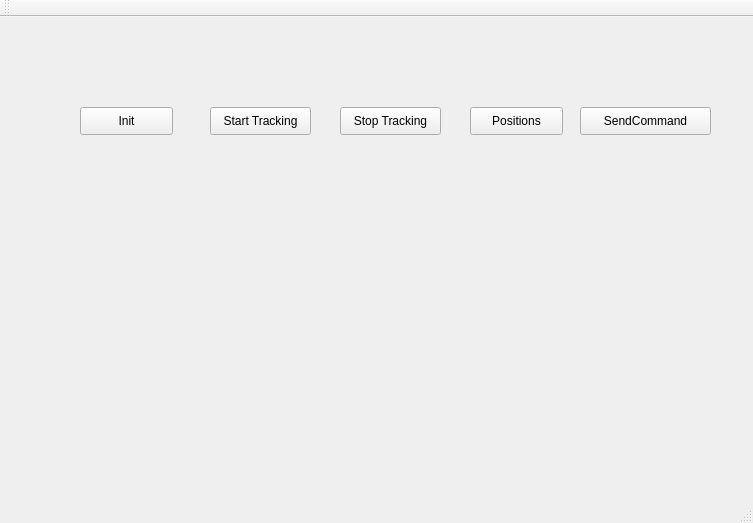
Qt form TestApp.ui (transbite/TestLibsTracking) before a commit.
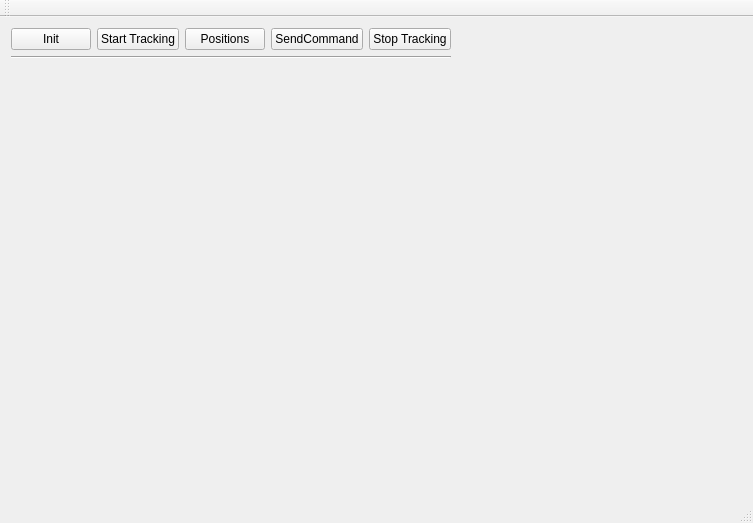
The same form after that commit.

Commit message: UI -> Align buttons; ControlTracking - Init: detect NDI devices

Patch:
```diff
--- a/TestApp.ui
+++ b/TestApp.ui
@@ -14,71 +14,70 @@
    <string>TestApp</string>
   </property>
   <widget class="QWidget" name="centralWidget">
-   <widget class="QPushButton" name="initBut">
-    <property name="geometry">
-     <rect>
-      <x>80</x>
-      <y>90</y>
-      <width>93</width>
-      <height>28</height>
-     </rect>
-    </property>
+   <layout class="QFormLayout" name="formLayout">
+    <item row="0" column="0">
+     <layout class="QHBoxLayout" name="horizontalLayout_4">
+      <item>
+       <layout class="QHBoxLayout" name="horizontalLayout_3">
+        <item>
+         <layout class="QVBoxLayout" name="verticalLayout">
+          <item>
+           <layout class="QHBoxLayout" name="horizontalLayout_2">
+            <item>
+             <layout class="QHBoxLayout" name="horizontalLayout">
+              <item>
+               <widget class="QPushButton" name="initButton">
     <property name="text">
      <string>Init</string>
     </property>
    </widget>
-   <widget class="QPushButton" name="startBut">
-    <property name="geometry">
-     <rect>
-      <x>210</x>
-      <y>90</y>
-      <width>101</width>
-      <height>28</height>
-     </rect>
-    </property>
+              </item>
+              <item>
+               <widget class="QPushButton" name="startButton">
     <property name="text">
      <string>Start Tracking</string>
     </property>
    </widget>
-   <widget class="QPushButton" name="stopBut">
-    <property name="geometry">
-     <rect>
-      <x>340</x>
-      <y>90</y>
-      <width>101</width>
-      <height>28</height>
-     </rect>
-    </property>
-    <property name="text">
-     <string>Stop Tracking</string>
-    </property>
-   </widget>
-   <widget class="QPushButton" name="positionBut">
-    <property name="geometry">
-     <rect>
-      <x>470</x>
-      <y>90</y>
-      <width>93</width>
-      <height>28</height>
-     </rect>
-    </property>
+              </item>
+              <item>
+               <widget class="QPushButton" name="positionsButton">
     <property name="text">
      <string>Positions</string>
     </property>
    </widget>
-   <widget class="QPushButton" name="sendCmdBut">
-    <property name="geometry">
-     <rect>
-      <x>580</x>
-      <y>90</y>
-      <width>131</width>
-      <height>28</height>
-     </rect>
-    </property>
+              </item>
+              <item>
+               <widget class="QPushButton" name="sendCmdButton">
     <property name="text">
      <string>SendCommand</string>
     </property>
    </widget>
+              </item>
+              <item>
+               <widget class="QPushButton" name="stopButton">
+                <property name="text">
+                 <string>Stop Tracking</string>
+                </property>
+               </widget>
+              </item>
+             </layout>
+            </item>
+           </layout>
+          </item>
+          <item>
+           <widget class="Line" name="line">
+            <property name="orientation">
+             <enum>Qt::Horizontal</enum>
+            </property>
+           </widget>
+          </item>
+         </layout>
+        </item>
+       </layout>
+      </item>
+     </layout>
+    </item>
+   </layout>
   </widget>
   <widget class="QMenuBar" name="menuBar">
    <property name="geometry">
```
Left out of the diff: 2 changed lines with no effect on the pictures. Lines whose indentation alone changed are shown as unchanged. The commit also changes 5 other files.
